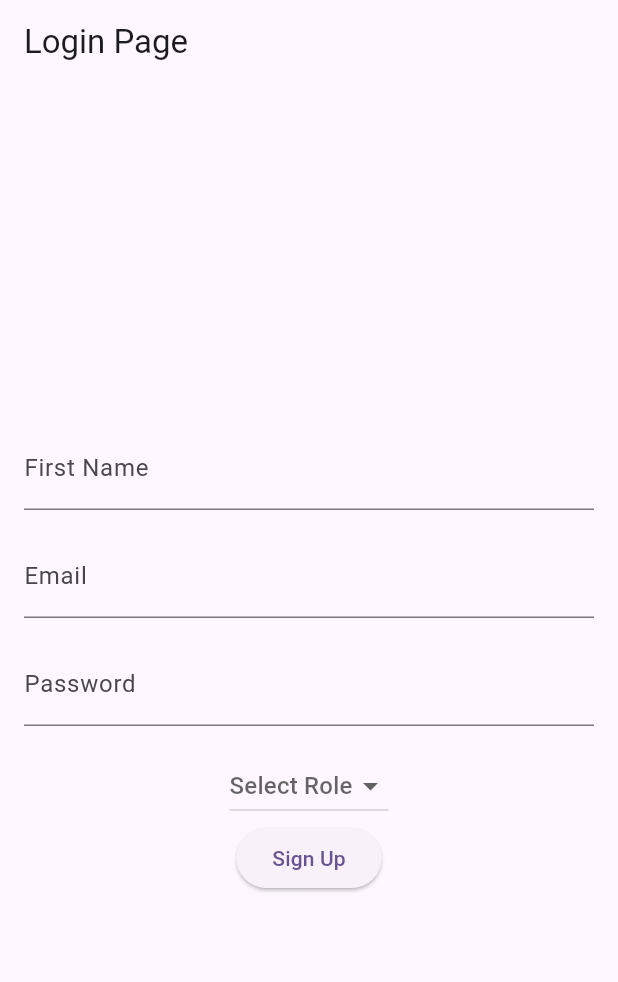
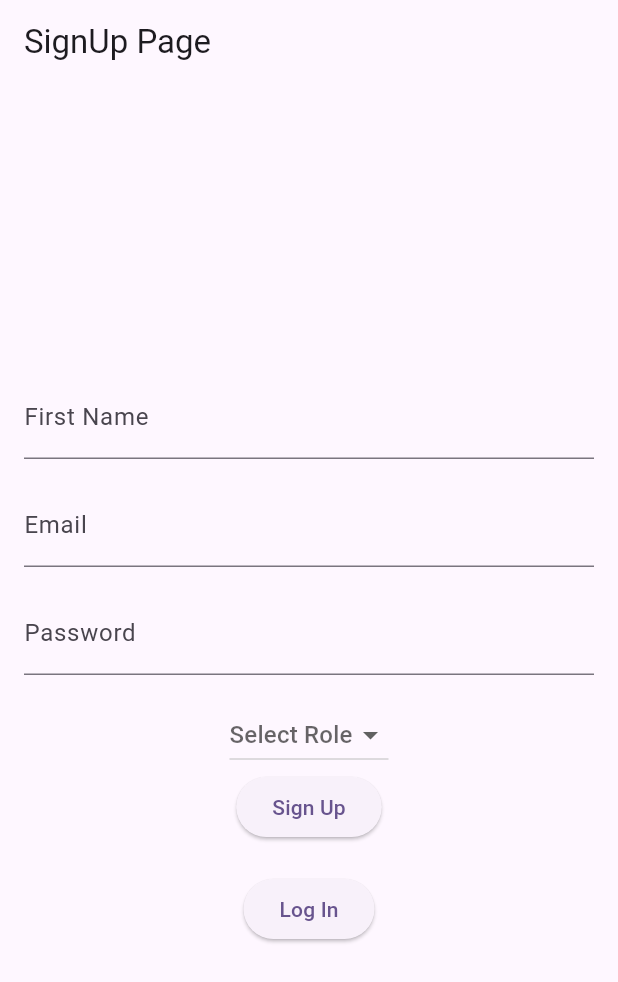
Before and after one commit to shaami30111/quiz_records, a Flutter app: the screen it shows after launch, on a phone screen of 412 x 824 dp. Shown: the top 982 px of the screen. Run offline on Flutter 3.47's test engine with Material 3 defaults, Android fonts, the light colour scheme and no system bars; our stand-ins replace cloud_firestore, cloud_functions, equatable, firebase_auth, firebase_core, flutter_riverpod and 2 more; accounts and stored records are empty; generated files the repository leaves out were written again.

Commit message:
modified:   lib/src/features/autharization/controller/auth_controller.dart 	modified:   lib/src/features/autharization/pages/login_page.dart 	new file:   lib/src/features/autharization/pages/signup_page.dart 	modified:   lib/src/features/autharization/repositories/auth_model_repository.dart 	new file:   lib/src/features/autharization/widgets/auth_validator.dart 	modified:   lib/src/features/quiz/pages/home_screen.dart 	modified:   lib/src/routing/routing.dart

```diff
--- /dev/null
+++ b/lib/src/features/autharization/pages/signup_page.dart
@@ -0,0 +1,139 @@
+import 'package:firebase_auth/firebase_auth.dart';
+import 'package:flutter/material.dart';
+import 'package:flutter_riverpod/flutter_riverpod.dart';
+import 'package:go_router/go_router.dart';
+import 'package:quiz_records/src/constants/app_sizes.dart';
+import 'package:quiz_records/src/features/autharization/controller/auth_controller.dart';
+import 'package:quiz_records/src/features/autharization/model/auth_model.dart';
+import 'package:quiz_records/src/localization/string_hardcoded.dart';
+
+import '../../../routing/routing.dart';
+
+class SignupPage extends ConsumerWidget {
+  SignupPage({super.key});
+
+  final TextEditingController firstNameController = TextEditingController();
+  final TextEditingController emailController = TextEditingController();
+  final TextEditingController passwordController = TextEditingController();
+
+  String? selectedRole;
+
+  Future<void> signUpToAuth(BuildContext context, WidgetRef ref) async {
+    try {
+      // Create a new user with email and password
+      UserCredential userCredential =
+          await FirebaseAuth.instance.createUserWithEmailAndPassword(
+        email: emailController.text,
+        password: passwordController.text,
+      );
+
+      // Access the newly created user via userCredential.user
+      User? user = userCredential.user;
+      var uid = userCredential.user?.uid;
+      // You can add additional actions after successful sign-up
+      print("Sign-up successful! User ID: ${user?.uid}");
+      final scaffoldMessenger = ScaffoldMessenger.of(context);
+      AuthModel auth = AuthModel(
+        email: emailController.text,
+        userRole: selectedRole,
+      );
+      print("Before database");
+
+      scaffoldMessenger.showSnackBar(
+        SnackBar(
+          content: Text(
+            'User successfully created'.hardcoded,
+          ),
+        ),
+      );
+      ref.read(goRouterProvider).goNamed(AppRoute.login.name);
+
+      await ref.read(authControllerProvider.notifier).saveAuth(auth, uid!);
+      // // show success msg to user, don't show msg on console
+      // print(success);
+      // if (success) {
+      //   // Inform the user that the quiz has been updated
+      //   print("Return from database");
+
+      // }
+    } on FirebaseAuthException catch (e) {
+      if (e.code == 'weak-password') {
+        print('The password provided is too weak.');
+      } else if (e.code == 'email-already-in-use') {
+        print('The account already exists for that email.');
+      } else {
+        print('Error6666: ${e.message}');
+      }
+    } catch (e) {
+      print('Errorfhfhfhfh: $e');
+    }
+  }
+
+  @override
+  Widget build(BuildContext context, WidgetRef ref) {
+    return Scaffold(
+      appBar: AppBar(
+        title: Text('SignUp Page'.hardcoded),
+      ),
+      body: Padding(
+        padding: const EdgeInsets.all(16.0),
+        child: Column(
+          mainAxisAlignment: MainAxisAlignment.center,
+          children: [
+            TextField(
+              controller: firstNameController,
+              decoration: InputDecoration(
+                labelText: 'First Name'.hardcoded,
+              ),
+            ),
+            gapH16,
+            TextField(
+              controller: emailController,
+              decoration: InputDecoration(
+                labelText: 'Email'.hardcoded,
+              ),
+            ),
+            gapH16,
+            TextField(
+              controller: passwordController,
+              obscureText: true,
+              decoration: InputDecoration(
+                labelText: 'Password'.hardcoded,
+              ),
+            ),
+            gapH16,
+            DropdownButton<String>(
+              value: selectedRole,
+              hint: Text("Select Role".hardcoded),
+              items: ['Student'.hardcoded, 'Teacher'.hardcoded].map((role) {
+                return DropdownMenuItem<String>(
+                  value: role,
+                  child: Text(role),
+                );
+              }).toList(),
+              onChanged: (String? value) {
+                if (value != null) {
+                  selectedRole = value;
+                  print(selectedRole);
+                }
+              },
+            ),
+            ElevatedButton(
+              onPressed: () {
+                signUpToAuth(context, ref);
+              },
+              child: Text('Sign Up'.hardcoded),
+            ),
+            gapH20,
+            ElevatedButton(
+              onPressed: () {
+                context.goNamed(AppRoute.login.name);
+              },
+              child: Text('Log In'.hardcoded),
+            ),
+          ],
+        ),
+      ),
+    );
+  }
+}
--- a/lib/src/routing/routing.dart
+++ b/lib/src/routing/routing.dart
@@ -1,15 +1,17 @@
 import 'package:flutter/material.dart';
 import 'package:flutter_riverpod/flutter_riverpod.dart';
 import 'package:go_router/go_router.dart';
+import 'package:quiz_records/src/features/autharization/pages/login_page.dart';
 import 'package:quiz_records/src/features/quiz/pages/home_screen.dart';
 
-import '../features/autharization/pages/login_page.dart';
+import '../features/autharization/pages/signup_page.dart';
 import '../features/errors/not_found_page.dart';
 import '../features/quiz/pages/add_quiz.dart';
 import '../features/quiz/pages/edit_quiz_page.dart';
 
 enum AppRoute {
   signup,
+  login,
   home,
   quizs,
   quizAdd,
@@ -30,14 +32,31 @@ final goRouterProvider = Provider<GoRouter>((ref) {
         builder: (context, state) => SignupPage(),
       ),
       GoRoute(
-        path: '/home',
-        name: AppRoute.home.name,
-        builder: (context, state) => const QuizsPage(),
+        path: '/login',
+        name: AppRoute.login.name,
+        builder: (context, state) => LoginPage(),
       ),
       GoRoute(
-        path: '/quizs',
+        path: '/home:role',
+        name: AppRoute.home.name,
+        pageBuilder: (context, state) {
+          final role = state.pathParameters['role']!;
+          return MaterialPage(
+            fullscreenDialog: true,
+            child: QuizsPage(role),
+          );
+        },
+      ),
+      GoRoute(
+        path: '/quizs:role',
         name: AppRoute.quizs.name,
-        builder: (context, state) => const QuizsPage(),
+        pageBuilder: (context, state) {
+          final role = state.pathParameters['role']!;
+          return MaterialPage(
+            fullscreenDialog: true,
+            child: QuizsPage(role),
+          );
+        },
         routes: [
           GoRoute(
             path: 'add',
```
Also changed, not shown: lib/src/features/autharization/controller/auth_controller.dart (+20 -1 lines), lib/src/features/autharization/pages/login_page.dart (+48 -89 lines), lib/src/features/autharization/repositories/auth_model_repository.dart (+40 -1 lines), lib/src/features/autharization/widgets/auth_validator.dart (added, +60 -0 lines), lib/src/features/quiz/pages/home_screen.dart (+26 -1 lines).
